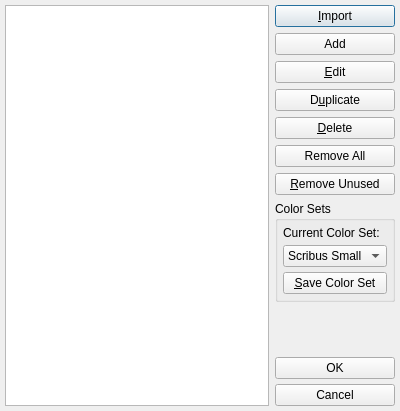
This is scribus/ui/paintmanager.ui in scribusproject/scribus as Qt 5 draws it before an edit. The edited form follows.
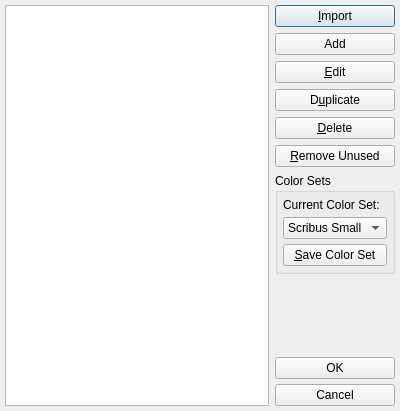
This is the edited form.

Commit message: Some more polish for the new colormanager.

What changed in the file:
```diff
--- a/scribus/ui/paintmanager.ui
+++ b/scribus/ui/paintmanager.ui
@@ -106,13 +106,6 @@
        </property>
       </widget>
      </item>
-     <item>
-      <widget class="QPushButton" name="buttonRemoveAll">
-       <property name="text">
-        <string>Remove All</string>
-       </property>
-      </widget>
-     </item>
      <item>
       <widget class="QPushButton" name="deleteUnusedButton">
        <property name="toolTip">
```
The commit also changes 2 other files.
